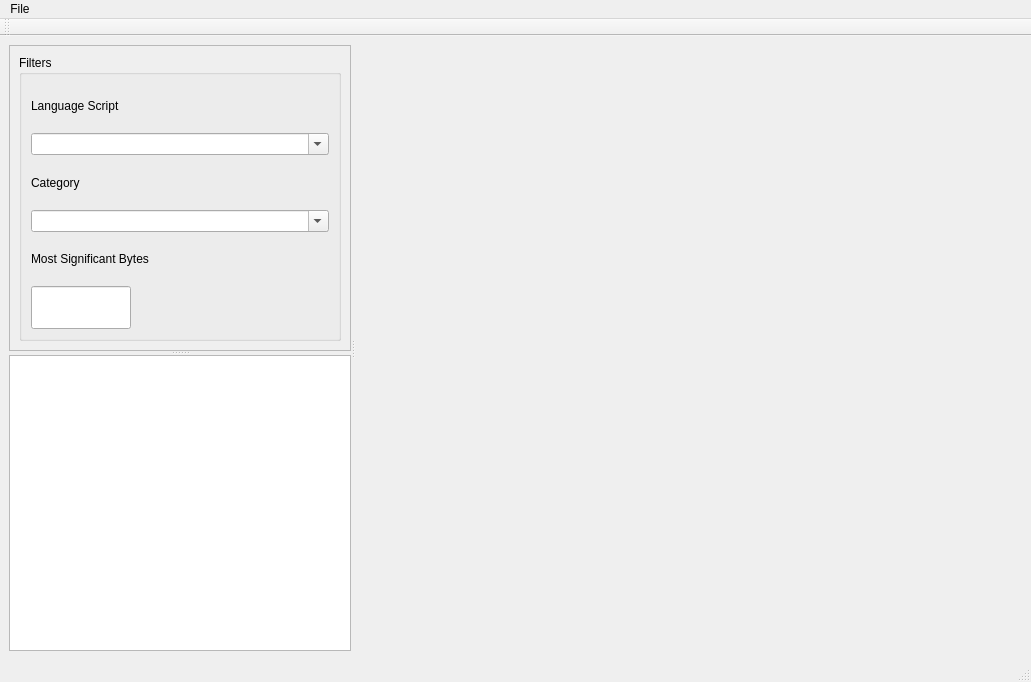
The window that src/main/mainwindow.ui (GrandFatherPikhto/TTFonts) describes before a commit, drawn with Qt 5.
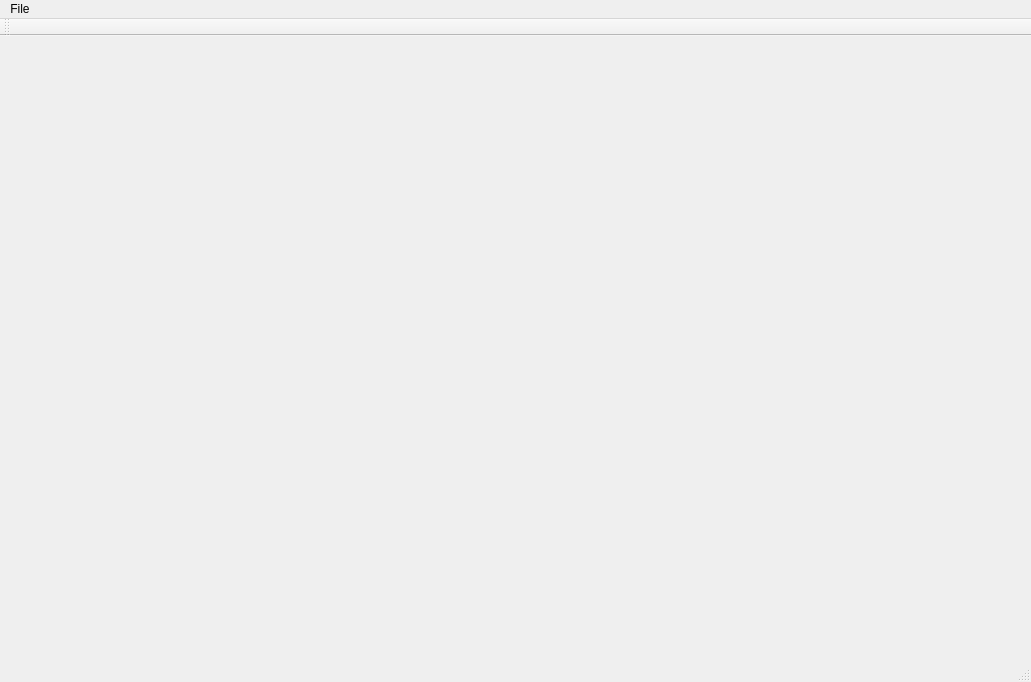
The same window after the commit. Custom widgets are drawn as their Qt base class.

What changed in the file:
```diff
--- a/src/main/mainwindow.ui
+++ b/src/main/mainwindow.ui
@@ -20,115 +20,6 @@
      <verstretch>0</verstretch>
     </sizepolicy>
    </property>
-   <layout class="QHBoxLayout" name="horizontalLayout">
-    <item>
-     <widget class="QSplitter" name="splitterFontTable">
-      <property name="orientation">
-       <enum>Qt::Orientation::Horizontal</enum>
-      </property>
-      <widget class="QSplitter" name="splitterEditor">
-       <property name="orientation">
-        <enum>Qt::Orientation::Vertical</enum>
-       </property>
-       <widget class="QFrame" name="frameFontFilter">
-        <property name="sizePolicy">
-         <sizepolicy hsizetype="MinimumExpanding" vsizetype="MinimumExpanding">
-          <horstretch>0</horstretch>
-          <verstretch>0</verstretch>
-         </sizepolicy>
-        </property>
-        <property name="frameShape">
-         <enum>QFrame::Shape::StyledPanel</enum>
-        </property>
-        <property name="frameShadow">
-         <enum>QFrame::Shadow::Raised</enum>
-        </property>
-        <layout class="QVBoxLayout" name="verticalLayout_2">
-         <item>
-          <widget class="QGroupBox" name="groupBoxFontFilter">
-           <property name="title">
-            <string>Filters</string>
-           </property>
-           <layout class="QVBoxLayout" name="verticalLayout_4">
-            <item>
-             <layout class="QVBoxLayout" name="verticalLayoutFilters">
-              <item>
-               <widget class="QLabel" name="labelScript">
-                <property name="text">
-                 <string>Language Script</string>
-                </property>
-               </widget>
-              </item>
-              <item>
-               <widget class="QComboBox" name="comboBoxFontScript">
-                <property name="editable">
-                 <bool>true</bool>
-                </property>
-               </widget>
-              </item>
-              <item>
-               <widget class="QLabel" name="labelCategory">
-                <property name="text">
-                 <string>Category</string>
-                </property>
-               </widget>
-              </item>
-              <item>
-               <widget class="QComboBox" name="comboBoxFontCategory">
-                <property name="editable">
-                 <bool>true</bool>
-                </property>
-               </widget>
-              </item>
-              <item>
-               <widget class="QLabel" name="labelMSB">
-                <property name="text">
-                 <string>Most Significant Bytes</string>
-                </property>
-               </widget>
-              </item>
-              <item>
-               <widget class="QLineEdit" name="lineEditMSBFilter">
-                <property name="maximumSize">
-                 <size>
-                  <width>100</width>
-                  <height>98</height>
-                 </size>
-                </property>
-                <property name="maxLength">
-                 <number>2</number>
-                </property>
-                <property name="placeholderText">
-                 <string extracomment="Unicode Most Significant Bytes"/>
-                </property>
-               </widget>
-              </item>
-             </layout>
-            </item>
-           </layout>
-          </widget>
-         </item>
-        </layout>
-       </widget>
-       <widget class="QTableView" name="tableCharView"/>
-      </widget>
-      <widget class="GlyphWidget" name="glyphWidget" native="true">
-       <property name="sizePolicy">
-        <sizepolicy hsizetype="Expanding" vsizetype="Expanding">
-         <horstretch>0</horstretch>
-         <verstretch>0</verstretch>
-        </sizepolicy>
-       </property>
-       <property name="minimumSize">
-        <size>
-         <width>500</width>
-         <height>500</height>
-        </size>
-       </property>
-      </widget>
-     </widget>
-    </item>
-   </layout>
   </widget>
   <widget class="QMenuBar" name="menubar">
    <property name="geometry">
@@ -175,14 +66,6 @@
    </property>
   </action>
  </widget>
- <customwidgets>
-  <customwidget>
-   <class>GlyphWidget</class>
-   <extends>QWidget</extends>
-   <header>glyphwidget.h</header>
-   <container>1</container>
-  </customwidget>
- </customwidgets>
  <resources/>
  <connections/>
 </ui>
```
